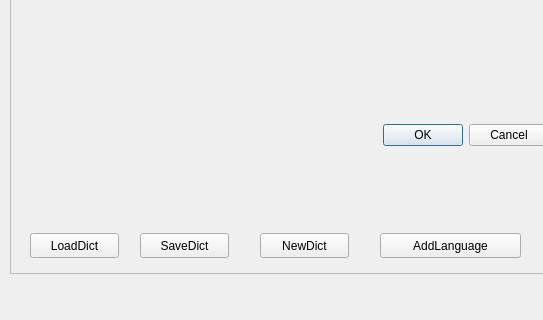
Hackathon2020/CoronaHackathon2020, file project/test_gui.ui: the form before one commit; both pictures show x 0 to 543 and y 657 to 977 of the 1189 by 977 pixel window.
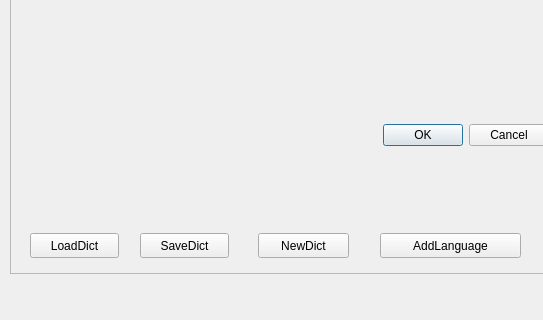
The form after the commit. The open tabs and pages were chosen to show the change.

```diff
--- a/project/test_gui.ui
+++ b/project/test_gui.ui
@@ -199,9 +199,9 @@
     <widget class="QPushButton" name="newDict">
      <property name="geometry">
       <rect>
-       <x>250</x>
+       <x>248</x>
        <y>890</y>
-       <width>89</width>
+       <width>91</width>
        <height>25</height>
       </rect>
      </property>
```
Left out of the diff: 10 changed lines with no effect on the pictures.
